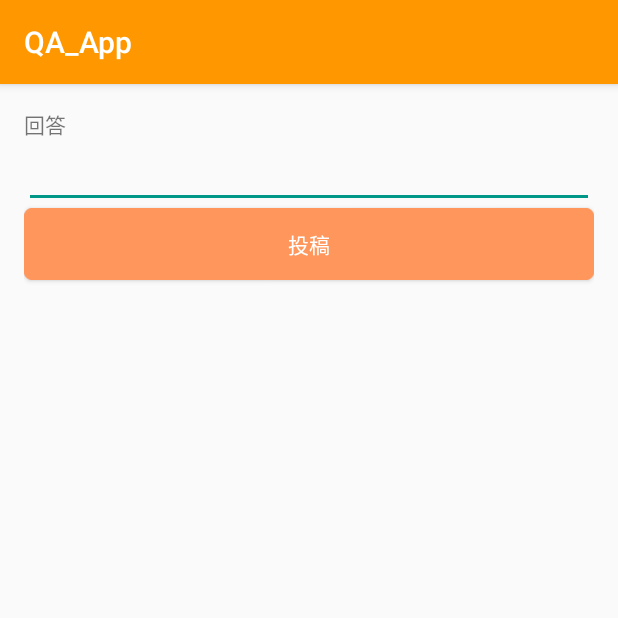
After one commit to kanoko-vtx/QA_App, an Android app: the AnswerSendActivity screen opened directly, with no data from a screen before it, on a phone screen of 412 x 824 dp, the top half of it. The commit adds this screen. Run offline under Robolectric (Android 15) with nearby library versions, the phone set to English and light mode, and no system bars; our stand-ins replace Firebase (no records; nobody signed in at launch, a user with empty details on screens opened directly); 1 statement that could not run was skipped.

Commit message:
課題の直前まで

```diff
--- /dev/null
+++ b/app/src/main/res/layout/activity_answer_send.xml
@@ -0,0 +1,47 @@
+<?xml version="1.0" encoding="utf-8"?>
+<RelativeLayout
+        xmlns:android="http://schemas.android.com/apk/res/android"
+        xmlns:tools="http://schemas.android.com/tools"
+        android:layout_width="match_parent"
+        android:layout_height="match_parent"
+        android:paddingBottom="16dp"
+        android:paddingLeft="16dp"
+        android:paddingRight="16dp"
+        android:paddingTop="16dp"
+        tools:context=".AnswerSendActivity">
+
+    <TextView
+            android:layout_width="wrap_content"
+            android:layout_height="wrap_content"
+            android:text="回答"
+            android:id="@+id/textView"
+            android:layout_alignParentTop="true"
+            android:layout_alignParentStart="true"/>
+
+    <EditText
+            android:layout_width="match_parent"
+            android:layout_height="wrap_content"
+            android:id="@+id/answerEditText"
+            android:maxLines="10"
+            android:layout_below="@+id/textView"
+            android:layout_alignParentStart="true"/>
+
+    <Button
+            android:layout_width="match_parent"
+            android:layout_height="wrap_content"
+            android:text="投稿"
+            android:id="@+id/sendButton"
+            android:background="@drawable/custom_button"
+            android:textColor="@color/colorButtonText"
+            android:layout_below="@+id/answerEditText"
+            android:layout_alignParentStart="true"/>
+
+    <ProgressBar
+            android:id="@+id/progressBar"
+            style="?android:attr/progressBarStyle"
+            android:layout_width="wrap_content"
+            android:layout_height="wrap_content"
+            android:layout_below="@+id/sendButton"
+            android:layout_centerInParent="true"
+            android:visibility="gone"/>
+</RelativeLayout>
```
Also changed, not shown: app/src/main/AndroidManifest.xml (+8 -4 lines), app/src/main/java/kanoko/akira/techacademy/qa_app/AnswerSendActivity.kt (added, +79 -0 lines), app/src/main/java/kanoko/akira/techacademy/qa_app/MainActivity.kt (+7 -0 lines), app/src/main/java/kanoko/akira/techacademy/qa_app/QuestionDetailActivity.kt (added, +101 -0 lines), app/src/main/java/kanoko/akira/techacademy/qa_app/QuestionDetailListAdapter.kt (added, +89 -0 lines), app/src/main/res/layout/activity_question_detail.xml (added, +28 -0 lines), app/src/main/res/layout/list_answer.xml (added, +22 -0 lines), app/src/main/res/layout/list_question_detail.xml (added, +33 -0 lines).
